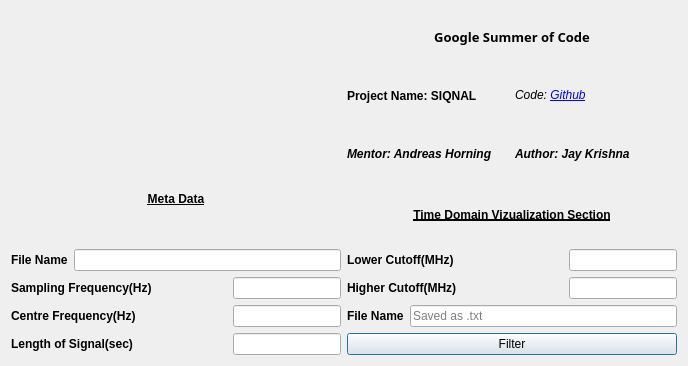
Above: qt/bandpassscreen.ui from aerospaceresearch/SiqNAL before the change. Below: the same form after it.
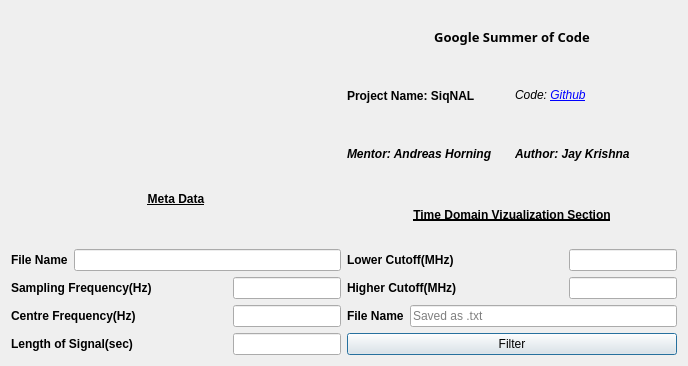
That is the form after the change.

Patch:
```diff
--- a/qt/bandpassscreen.ui
+++ b/qt/bandpassscreen.ui
@@ -59,7 +59,7 @@
               </font>
              </property>
              <property name="text">
-              <string>Project Name: SIQNAL</string>
+              <string>Project Name: SiqNAL</string>
              </property>
             </widget>
            </item>
```
